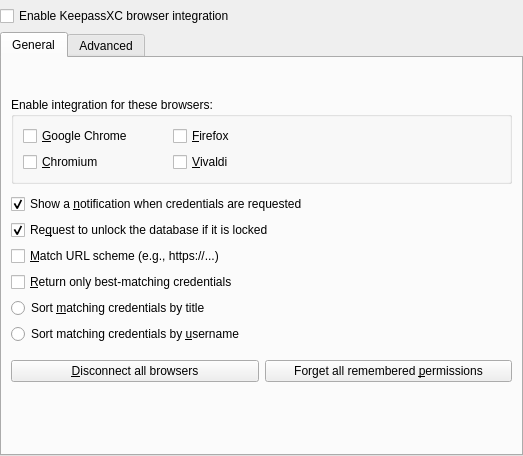
Before: the Qt Designer form src/browser/BrowserOptionDialog.ui in keepassxreboot/keepassxc, drawn with Qt 5.
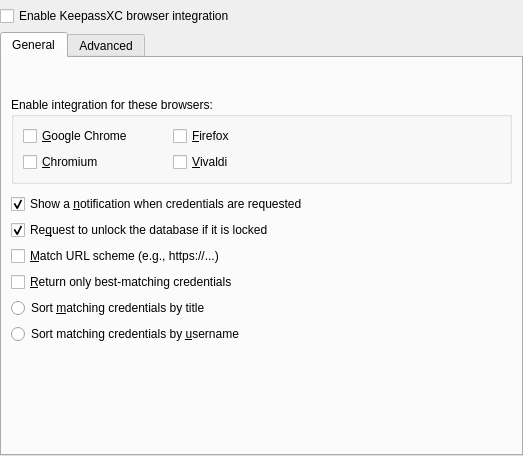
After: the same form once the commit is applied. Custom widgets are drawn as their Qt base class.

Commit message: Browser connection keys and rules are stored in custom data instead of attributes

What changed in the file:
```diff
--- a/src/browser/BrowserOptionDialog.ui
+++ b/src/browser/BrowserOptionDialog.ui
@@ -145,7 +145,7 @@
         </widget>
        </item>
        <item>
-        <spacer name="verticalSpacer_3">
+        <spacer name="verticalSpacer">
          <property name="orientation">
           <enum>Qt::Vertical</enum>
          </property>
@@ -230,36 +230,6 @@
          </property>
         </spacer>
        </item>
-       <item>
-        <layout class="QHBoxLayout" name="horizontalLayout_3">
-         <item>
-          <widget class="QPushButton" name="removeSharedEncryptionKeys">
-           <property name="sizePolicy">
-            <sizepolicy hsizetype="Preferred" vsizetype="Fixed">
-             <horstretch>0</horstretch>
-             <verstretch>0</verstretch>
-            </sizepolicy>
-           </property>
-           <property name="text">
-            <string>&amp;Disconnect all browsers</string>
-           </property>
-          </widget>
-         </item>
-         <item>
-          <widget class="QPushButton" name="removeStoredPermissions">
-           <property name="sizePolicy">
-            <sizepolicy hsizetype="Preferred" vsizetype="Fixed">
-             <horstretch>0</horstretch>
-             <verstretch>0</verstretch>
-            </sizepolicy>
-           </property>
-           <property name="text">
-            <string>Forget all remembered &amp;permissions</string>
-           </property>
-          </widget>
-         </item>
-        </layout>
-       </item>
        <item>
         <spacer name="verticalSpacer_2">
          <property name="orientation">
```
Left out of the diff: 4 changed lines with no effect on the pictures. The commit also changes 16 other files.
